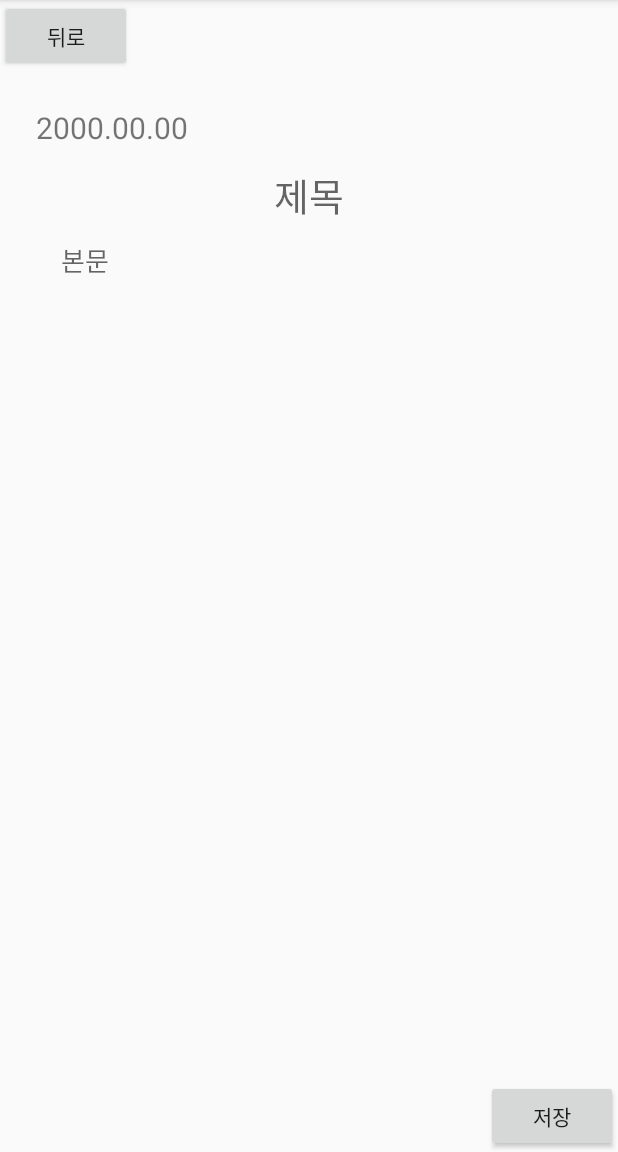
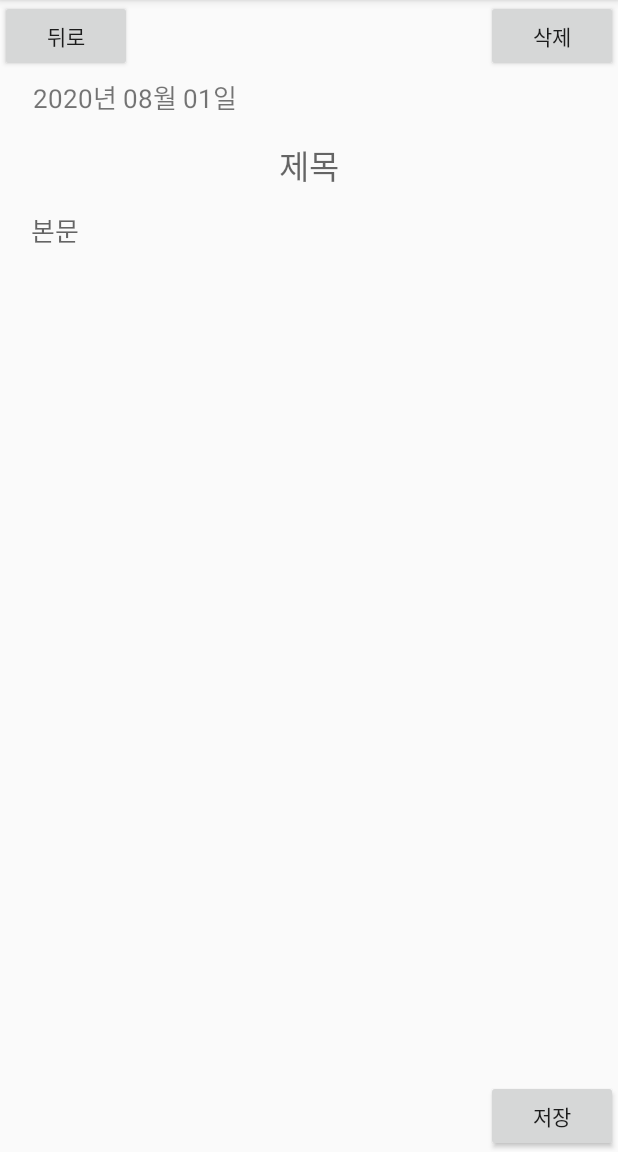
Before and after one commit to landvibe-service/reviewtoday, an Android app: the DiaryDetailActivity screen opened directly, with no data from a screen before it, on a phone screen of 412 x 824 dp, the part 84-1236 px from its top. Run offline under Robolectric (Android 15) with nearby library versions, the phone set to English and light mode, and no system bars.

Commit message:
third commit
delete/date

```diff
--- a/app/src/main/java/com/landvibe/reviewtest/DiaryDetailActivity.kt
+++ b/app/src/main/java/com/landvibe/reviewtest/DiaryDetailActivity.kt
@@ -1,18 +1,28 @@
 package com.landvibe.reviewtest
 
+import android.content.Intent
+import android.os.Build
 import androidx.appcompat.app.AppCompatActivity
 import android.os.Bundle
+import androidx.annotation.RequiresApi
 import com.landvibe.reviewtest.common.AppDatabase
 import com.landvibe.reviewtest.diary.Diary
 import kotlinx.android.synthetic.main.activity_diary_detail.*
+import java.time.LocalDate
+import java.time.format.DateTimeFormatter
+import java.util.*
 
 class DiaryDetailActivity : AppCompatActivity() {
+    @RequiresApi(Build.VERSION_CODES.O)
     override fun onCreate(savedInstanceState: Bundle?) {
         super.onCreate(savedInstanceState)
         setContentView(R.layout.activity_diary_detail)
 
+        loadDate()
+        loadDiary()
         setupListener()
-        loadDiary()
+        backListener()
+        deleteListener()
     }
 //이과는 0부터 시작한다. id를 생성할때. 0을 안쓰긴해 ,,, 0
     /*
@@ -20,22 +30,46 @@ class DiaryDetailActivity : AppCompatActivity() {
         memo를 디비에서 조회해서,
         레이아웃에서 @+id/memo_detail_title의 TextView에 memo.title을 넣어준다
      */
+    @RequiresApi(Build.VERSION_CODES.O)
+    private fun loadDate(){
+        val now = LocalDate.now()
+        val date = now.format(DateTimeFormatter.ofPattern("yyyy년 MM월 dd일"))
+        text_date.text = date
+    }
     private fun loadDiary() {
         if (intent.getIntExtra("id", 0) == 0) {
             return
         }
         val id = intent.getIntExtra("id", 0)
-        val memo = AppDatabase.instance.diaryDao().get(id)
-        edit_title.setText(memo.title)
-        edit_body.setText(memo.contents)
+        val diary = AppDatabase.instance.diaryDao().get(id)
+        edit_title.setText(diary.title)
+        edit_body.setText(diary.contents)
     }
-
+    //뒤로가기
+    private fun backListener(){
+        bt_back.setOnClickListener {
+            val intent = Intent(this, MainActivity::class.java)
+            intent.putExtra("id", 0)
+            startActivity(intent)
+        }
+    }
+    private fun deleteListener(){
+        bt_delete.setOnClickListener {
+            val id = intent.getIntExtra("id", 0)
+            val diary = AppDatabase.instance.diaryDao().get(id)
+            AppDatabase.instance.diaryDao().delete(diary)
+            finish()
+        }
+    }
+    //저장
+    @RequiresApi(Build.VERSION_CODES.O)
     private fun setupListener(){
         bt_store.setOnClickListener {
             val id  = intent.getIntExtra("id", 0)
             val title = edit_title.text.toString()
             val contents = edit_body.text.toString()
-            val date = "2000.10.14"
+            val now = LocalDate.now()
+            val date = now.format(DateTimeFormatter.ofPattern("yyyy년 MM월 dd일"))
             val diary :Diary = Diary(id, date, title, contents)
             AppDatabase.instance.diaryDao().insert(diary)
             finish()
--- a/app/src/main/java/com/landvibe/reviewtest/MainActivity.kt
+++ b/app/src/main/java/com/landvibe/reviewtest/MainActivity.kt
@@ -1,8 +1,10 @@
 package com.landvibe.reviewtest
 
+import android.app.AlertDialog
 import android.content.Intent
 import androidx.appcompat.app.AppCompatActivity
 import android.os.Bundle
+import android.widget.Toast
 import androidx.recyclerview.widget.LinearLayoutManager
 import com.landvibe.reviewtest.common.AppDatabase
 import kotlinx.android.synthetic.main.activity_main.*
@@ -41,7 +43,7 @@ class MainActivity : AppCompatActivity() {
             startActivity(intent)
         }
     }
-
+    //상태 불러오기
     private fun loadListAndApplyToRecyclerView() {
         val diaryList = AppDatabase.instance.diaryDao().getAll()
         adapter.items.clear()
--- a/app/src/main/java/com/landvibe/reviewtest/diary/Diary.kt
+++ b/app/src/main/java/com/landvibe/reviewtest/diary/Diary.kt
@@ -2,6 +2,7 @@ package com.landvibe.reviewtest.diary
 
 import androidx.room.Entity
 import androidx.room.PrimaryKey
+import java.util.*
 
 /*
     Room에서 사용하는 모델 - 이렇게 하면 디비에 테이블이 생성되고 사용할 수 있다.
--- a/app/src/main/java/com/landvibe/reviewtest/diary/DiaryDao.kt
+++ b/app/src/main/java/com/landvibe/reviewtest/diary/DiaryDao.kt
@@ -46,4 +46,5 @@ interface DiaryDao {
      */
     @Delete
     fun delete(diary: Diary)
+
 }
--- a/app/src/main/res/layout/activity_diary_detail.xml
+++ b/app/src/main/res/layout/activity_diary_detail.xml
@@ -9,15 +9,29 @@
 
     <LinearLayout
         android:layout_width="match_parent"
-        android:layout_height="70dp"
+        android:layout_height="50dp"
         android:layout_gravity="center">
 
         <Button
             android:id="@+id/bt_back"
             android:layout_width="wrap_content"
             android:layout_height="wrap_content"
-            android:layout_gravity="top"
             android:text="뒤로"
+            app:layout_constraintBottom_toBottomOf="parent"
+            app:layout_constraintEnd_toEndOf="parent"
+            app:layout_constraintHorizontal_bias="0.018"
+            app:layout_constraintStart_toStartOf="parent"
+            app:layout_constraintTop_toTopOf="parent"
+            app:layout_constraintVertical_bias="0.004" />
+        <View
+            android:layout_width="0dp"
+            android:layout_height="0dp"
+            android:layout_weight="1" />
+        <Button
+            android:id="@+id/bt_delete"
+            android:layout_width="wrap_content"
+            android:layout_height="wrap_content"
+            android:text="삭제"
             app:layout_constraintBottom_toBottomOf="parent"
             app:layout_constraintEnd_toEndOf="parent"
             app:layout_constraintHorizontal_bias="0.018"
@@ -35,13 +49,13 @@
         android:orientation="horizontal">
 
         <TextView
-            android:id="@+id/tv_day"
-            android:layout_width="150dp"
+            android:id="@+id/text_date"
+            android:layout_width="180dp"
             android:layout_height="30dp"
             android:layout_gravity="top"
             android:gravity="center"
-            android:text="2000.00.00"
-            android:textSize="20sp"
+            android:text="2000년 00월 00일"
+            android:textSize="17sp"
             app:layout_constraintBottom_toBottomOf="parent"
             app:layout_constraintEnd_toEndOf="parent"
             app:layout_constraintHorizontal_bias="0.992"
@@ -66,7 +80,7 @@
             android:gravity="center"
             android:hint="제목"
             android:inputType="textPersonName"
-            android:textSize="25sp"
+            android:textSize="22sp"
             app:layout_constraintBottom_toBottomOf="parent"
             app:layout_constraintEnd_toEndOf="parent"
             app:layout_constraintHorizontal_bias="0.495"
@@ -86,7 +100,7 @@
             android:id="@+id/edit_body"
             android:inputType="textMultiLine"
             android:scrollbars="vertical"
-            android:layout_width="330dp"
+            android:layout_width="370dp"
             android:layout_height="match_parent"
             android:layout_gravity="center"
             android:background="@android:color/transparent"
--- a/app/src/main/res/layout/list_diary.xml
+++ b/app/src/main/res/layout/list_diary.xml
@@ -17,7 +17,7 @@
             android:layout_height="wrap_content"
 
             android:gravity="center"
-            android:text="2000.00.00"
+            android:text="2000년 00월 00일"
             android:textSize="17sp"
             android:layout_marginTop="10dp"
             app:layout_constraintBottom_toBottomOf="parent"
```
Also changed, not shown: app/src/main/java/com/landvibe/reviewtest/DiaryRecyclerViewAdapter.kt (+10 -0 lines), app/src/main/java/com/landvibe/reviewtest/common/AppDatabase.kt (+24 -0 lines).
